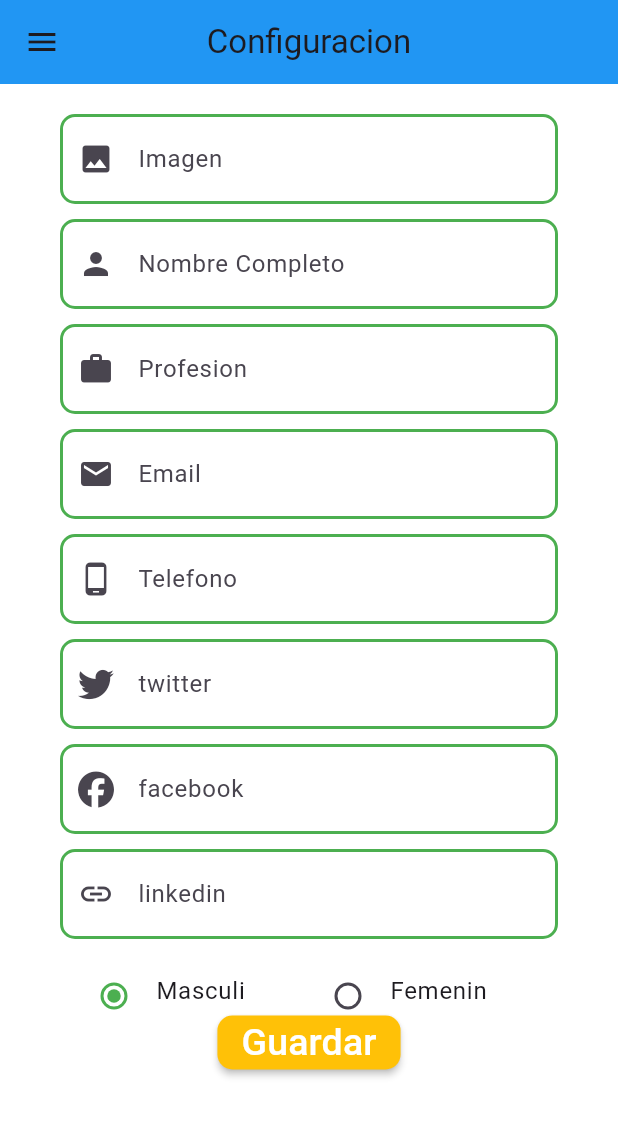
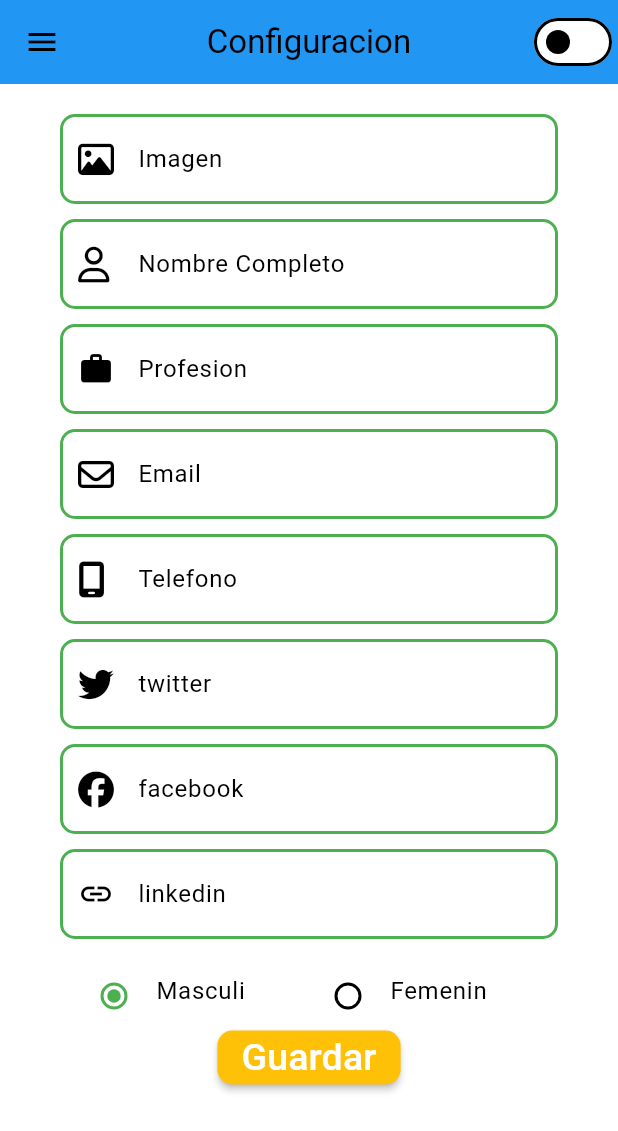
Before and after one commit to roxanaisadora/drawer_flutter, a Flutter app: the SettingWidget screen opened by its route, on a phone screen of 412 x 824 dp. Shown: the top 1131 px of the screen. Run offline on Flutter 3.47's test engine with Material 2 defaults, Android fonts, the light colour scheme and no system bars; our stand-ins replace font_awesome_flutter, shared_preferences; accounts and stored records are empty.

Commit message:
add provider

```diff
--- a/lib/preferences/preference.dart
+++ b/lib/preferences/preference.dart
@@ -13,6 +13,7 @@ class Preferences {
   static String _facebook = '';
   static String _linkedin = '';
   static int _genero = 1;
+  static bool _theme = false;
 
   static Future init() async {
     _prefs = await SharedPreferences.getInstance();
@@ -117,4 +118,14 @@ class Preferences {
     _genero = genero;
     _prefs.setInt('genero', genero);
   }
+
+  //Theme
+  static bool get theme {
+    return _prefs.getBool('theme') ?? _theme;
+  }
+
+  static set theme(bool value) {
+    _theme = value;
+    _prefs.setBool('theme', value);
+  }
 }
--- a/lib/providers/theme_provider.dart
+++ b/lib/providers/theme_provider.dart
@@ -0,0 +1,30 @@
+import 'package:flutter/material.dart';
+
+class ProviderTheme extends ChangeNotifier {
+  ThemeData currentTheme;
+
+  ProviderTheme({required bool isDarkMode})
+      : currentTheme = isDarkMode
+            ? ThemeData(
+                useMaterial3: true, colorScheme: const ColorScheme.dark())
+            : ThemeData(
+                useMaterial3: true, colorScheme: const ColorScheme.light());
+  // ? ThemeData.dark(useMaterial3: false)
+  // : ThemeData.light(useMaterial3: false);
+
+  setClaro() {
+    currentTheme =
+        ThemeData(useMaterial3: true, colorScheme: const ColorScheme.light());
+    // currentTheme = ThemeData.light();
+    print('THEME CLARO');
+    notifyListeners();
+  }
+
+  setOscuro() {
+    currentTheme =
+        ThemeData(useMaterial3: true, colorScheme: const ColorScheme.dark());
+    // currentTheme = ThemeData.dark();
+    print('THEME OSCURO');
+    notifyListeners();
+  }
+}
--- a/lib/screens/config_screen.dart
+++ b/lib/screens/config_screen.dart
@@ -1,7 +1,9 @@
 
 
 import 'package:flutter/material.dart';
+import 'package:provider/provider.dart';
 import 'package:sesion_09/preferences/preference.dart';
+import 'package:sesion_09/providers/theme_provider.dart';
 import 'package:sesion_09/widgets/index.dart';
 import 'package:font_awesome_flutter/font_awesome_flutter.dart';
 
@@ -18,6 +20,9 @@ class _SettingWidgetState extends State<SettingWidget> {
   final profesionController = TextEditingController(text:Preferences.profesion);
   final emailController = TextEditingController(text:Preferences.email);
   final mobileController = TextEditingController(text:Preferences.mobile);
+  final twitterController = TextEditingController(text:Preferences.twitter);
+  final facebookController = TextEditingController(text:Preferences.facebook);
+  final linkedinController = TextEditingController(text:Preferences.linkedin);
 
 
 
@@ -27,19 +32,33 @@ class _SettingWidgetState extends State<SettingWidget> {
     Preferences.profesion = profesionController.text;
     Preferences.email = emailController.text;
     Preferences.mobile = mobileController.text;
+    Preferences.twitter = twitterController.text;
+    Preferences.facebook = facebookController.text;
+    Preferences.linkedin = linkedinController.text;
+
     setState(() {});
   }
 
   @override
   Widget build(BuildContext context) {
     return Scaffold(
-      backgroundColor: Colors.white,
       appBar: AppBar(
         backgroundColor: (Preferences.genero != 1)
                         ? Colors.redAccent
                         : Colors.blue,
         title: const Text('Configuracion'),
         centerTitle: true,
+        actions: [
+          Switch.adaptive(
+            value: Preferences.theme,
+            onChanged: (value) {
+              Preferences.theme = value;
+              final themeP = Provider.of<ProviderTheme>(context, listen: false);
+              value ? themeP.setOscuro() : themeP.setClaro();
+              setState(() {});
+            },
+          )
+        ],
       ),
       drawer: const CustomWidgetHome(),
       body:SingleChildScrollView(
@@ -47,77 +66,67 @@ class _SettingWidgetState extends State<SettingWidget> {
           padding: const EdgeInsets.symmetric(vertical: 20, horizontal: 40),
           child: Column(
             children: [
-              CustomTextField(
+              CustomTextField2(
                 //initialvalue: Preferences.img,
                 controller:imgController,
                 keyboardType: TextInputType.text,
                 hintText: 'Imagen',
-                prefixIcon: const Icon(Icons.photo),
+                prefixIcon: const FaIcon(FontAwesomeIcons.image)
               ),
               const SizedBox(height: 10,),
-              CustomTextField(
+              CustomTextField2(
                 //initialvalue: Preferences.nombre,
                 controller:nombreController,
                 keyboardType: TextInputType.name,
                 hintText: 'Nombre Completo',
-                prefixIcon: const Icon(Icons.person),
+                prefixIcon: const FaIcon(FontAwesomeIcons.user)
 
               ),
               const SizedBox(height: 10,),
-              CustomTextField(
+              CustomTextField2(
                 controller:profesionController,
                 keyboardType: TextInputType.name,
                 hintText: 'Profesion',
                 prefixIcon: const Icon(Icons.work),
               ),
               const SizedBox(height: 10,),
-              CustomTextField(
+              CustomTextField2(
                 controller:emailController,
                 keyboardType: TextInputType.emailAddress,
                 hintText: 'Email',
-                prefixIcon: const Icon(Icons.mail),
-
-              ),
-              const SizedBox(height: 10,),
-              CustomTextField(
-                controller:mobileController,
-                keyboardType: TextInputType.number,
-                hintText: 'Telefono',
-                prefixIcon: const Icon(Icons.phone_android),
+                prefixIcon: const FaIcon(FontAwesomeIcons.envelope)
 
               ),
               const SizedBox(height: 10,),
               CustomTextField2(
-                initialvalue: Preferences.twitter,
+                controller:mobileController,
+                keyboardType: TextInputType.number,
+                hintText: 'Telefono',
+                prefixIcon: const FaIcon(FontAwesomeIcons.mobileScreen)
+
+              ),
+              const SizedBox(height: 10,),
+              CustomTextField2(
+                controller:twitterController,
                 keyboardType: TextInputType.name,
                 hintText: 'twitter',
                 prefixIcon: const FaIcon(FontAwesomeIcons.twitter),
-                onChange: (value) {
-                  Preferences.twitter = value;
-                  setState(() {});
-                },
               ),
               const SizedBox(height: 10,),
               CustomTextField2(
-                initialvalue: Preferences.facebook,
+                controller:facebookController,
+                //initialvalue: Preferences.facebook,
                 keyboardType: TextInputType.name,
                 hintText: 'facebook',
                 prefixIcon: const FaIcon(FontAwesomeIcons.facebook),
-                onChange: (value) {
-                  Preferences.facebook = value;
-                  setState(() {});
-                },
+
               ),
               const SizedBox(height: 10,),
               CustomTextField2(
-                initialvalue: Preferences.linkedin,
+                controller:linkedinController,
                 keyboardType: TextInputType.name,
                 hintText: 'linkedin',
                 prefixIcon: const Icon(Icons.link),
-                onChange: (value) {
-                  Preferences.linkedin = value;
-                  setState(() {});
-                },
               ),
               const SizedBox(height: 15,),
               Row(
@@ -160,6 +169,7 @@ class _SettingWidgetState extends State<SettingWidget> {
               )
                 ],
               ),
+              const SizedBox(height: 10),
               MaterialButton(
                 shape: RoundedRectangleBorder(
                   borderRadius: BorderRadius.circular(10)
--- a/lib/screens/homescreens.dart
+++ b/lib/screens/homescreens.dart
@@ -9,7 +9,6 @@ class Homescreen extends StatelessWidget {
   Widget build(BuildContext context) {
 
     return Scaffold(
-      backgroundColor: Colors.white,
       appBar: AppBar(
         backgroundColor: (Preferences.genero != 1)
                         ? Colors.redAccent
--- a/lib/screens/miperfil_screen.dart
+++ b/lib/screens/miperfil_screen.dart
@@ -10,7 +10,6 @@ class MyPerfilScreen extends StatelessWidget {
   @override
   Widget build(BuildContext context) {
     return Scaffold(
-      backgroundColor: Colors.white,
       appBar: AppBar(
         backgroundColor: (Preferences.genero != 1)
                         ? Colors.redAccent
@@ -25,7 +24,6 @@ class MyPerfilScreen extends StatelessWidget {
             children: [
               Container(
                 width: double.infinity,
-
                  decoration: BoxDecoration(
                   color: (Preferences.genero != 1)
                         ? Colors.redAccent
@@ -93,6 +91,7 @@ class MyPerfilScreen extends StatelessWidget {
                   mainAxisAlignment: MainAxisAlignment.start,
                   crossAxisAlignment: CrossAxisAlignment.start,
                   children: [
+                    const SizedBox(height: 15,),
                     SizedBox(
                       height: 80,
                       width: double.infinity,
--- a/lib/widgets/custom_input.dart
+++ b/lib/widgets/custom_input.dart
@@ -1,6 +1,7 @@
 
 
 import 'package:flutter/material.dart';
+import 'package:sesion_09/preferences/preference.dart';
 
 class CustomTextField extends StatelessWidget {
   final TextInputType? keyboardType;
@@ -29,10 +30,14 @@ class CustomTextField extends StatelessWidget {
           borderRadius: BorderRadius.circular(10),
         ),
         filled: true,
-        fillColor: Colors.white,
+        // ignore: unrelated_type_equality_checks
+        fillColor: (Preferences.theme == true)
+                        ? Colors.grey
+                        : Colors.white,
         hintText: hintText,
         prefixIcon: prefixIcon,
         contentPadding: const EdgeInsets.all(18),
+
       ),
     );
   }
--- a/lib/widgets/custom_input2.dart
+++ b/lib/widgets/custom_input2.dart
@@ -1,21 +1,24 @@
 
 
 import 'package:flutter/material.dart';
+import 'package:sesion_09/preferences/preference.dart';
 
 class CustomTextField2 extends StatelessWidget {
   final TextInputType? keyboardType;
   final String? hintText;
   final Widget? prefixIcon;
-  final String? initialvalue;
-  final Function(String)? onChange;
+  final TextEditingController? controller;
+  //final String? initialvalue;
+  //final Function(String)? onChange;
 
-  const CustomTextField2({super.key, this.keyboardType, this.hintText, this.prefixIcon, this.initialvalue, this.onChange});
+  const CustomTextField2({super.key, this.keyboardType, this.hintText, this.prefixIcon, this.controller});
 
   @override
   Widget build(BuildContext context) {
     return TextFormField(
-      initialValue: initialvalue,
-      onChanged: onChange,
+      //initialValue: initialvalue,
+      //onChanged: onChange,
+      controller:controller,
       keyboardType: keyboardType,
       decoration: InputDecoration(
         enabledBorder: OutlineInputBorder(
@@ -27,7 +30,10 @@ class CustomTextField2 extends StatelessWidget {
           borderRadius: BorderRadius.circular(10),
         ),
         filled: true,
-        fillColor: Colors.white,
+        // ignore: unrelated_type_equality_checks
+        fillColor: (Preferences.theme == true)
+                        ? Colors.grey
+                        : Colors.white,
         hintText: hintText,
         prefixIcon: Padding(
           padding: const EdgeInsets.symmetric(vertical:12, horizontal: 12),
```
Also changed, not shown: lib/main.dart (+11 -5 lines).
